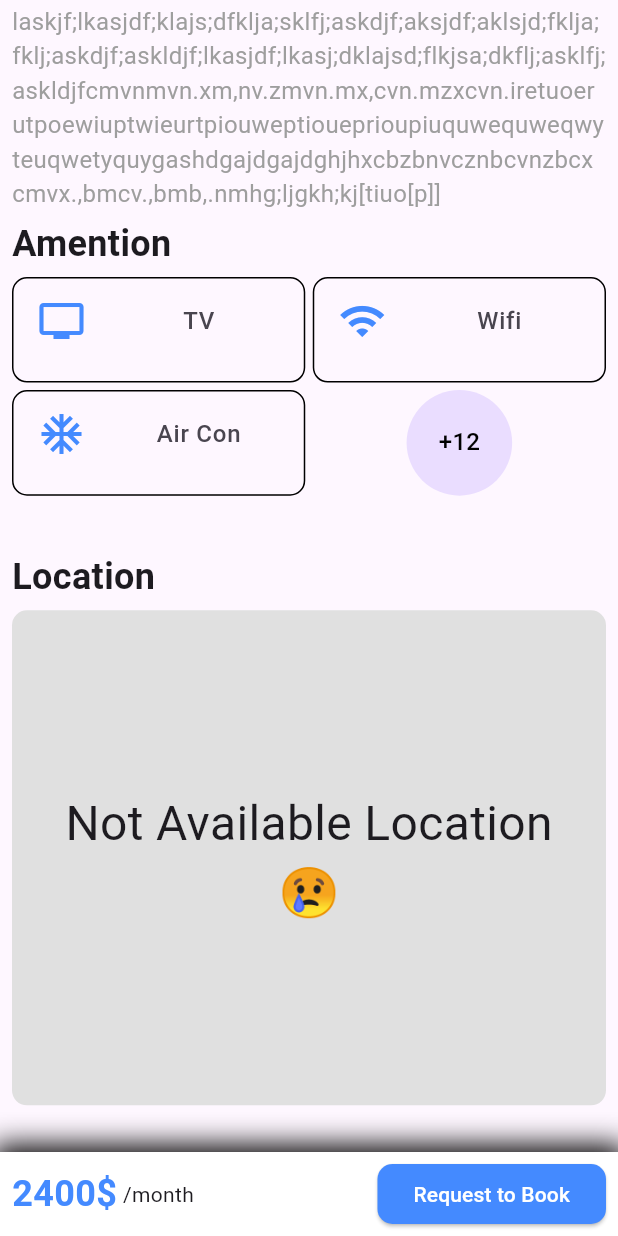
After one commit to AMAJ11/booking_mobile, a Flutter app: the AppartementDetailsView screen opened by its route, scrolled down 568 dp, after a tap on "Request to Book", on a phone screen of 412 x 824 dp. The commit adds this screen. Run offline on Flutter 3.47's test engine with Material 3 defaults, Android fonts, the phone set to English and light mode, and no system bars.

Commit message:
add appartement details view and organize struct folder

```diff
--- /dev/null
+++ b/lib/data/models/appartement_details_view/amention_card.dart
@@ -0,0 +1,40 @@
+import 'package:booking/helper/constant/theme.dart';
+import 'package:booking/helper/methods/rem.dart';
+import 'package:flutter/material.dart';
+
+class AmentionCard extends StatelessWidget {
+  final IconData icon;
+  final String title;
+  final double fontSize;
+  final double iconsSize;
+  const AmentionCard({
+    super.key,
+    required this.icon,
+    required this.title,
+    required this.fontSize,
+    required this.iconsSize,
+  });
+
+  @override
+  Widget build(BuildContext context) {
+    return Container(
+      decoration: BoxDecoration(
+        border: Border.all(color: primary),
+        borderRadius: BorderRadiusGeometry.circular(10),
+      ),
+      child: ListTile(
+        leading: Icon(icon, size: rem(iconsSize), color: fourthly),
+        trailing: LayoutBuilder(
+          builder: (context, constraints) {
+            return SizedBox(
+              width: constraints.maxWidth * 0.6,
+              child: Center(
+                child: Text(title, style: TextStyle(fontSize: rem(fontSize))),
+              ),
+            );
+          },
+        ),
+      ),
+    );
+  }
+}
--- /dev/null
+++ b/lib/data/models/appartement_details_view/amention_display.dart
@@ -0,0 +1,41 @@
+import 'package:booking/data/models/appartement_details_view/amention_card.dart';
+import 'package:booking/data/models/appartement_details_view/amention_display_dialog.dart';
+import 'package:booking/data/models/appartement_details_view/amention_model.dart';
+import 'package:booking/helper/constant/theme.dart';
+import 'package:flutter/material.dart';
+
+List<Widget> amentionDisplay(
+  BuildContext context,
+  List<AmentionModel> amention,
+) {
+  List<Widget> arr = [];
+
+  if (amention.length > 3) {
+    amention.sublist(0, 3).forEach((e) {
+      arr.add(
+        AmentionCard(icon: e.icon, title: e.title, fontSize: 1, iconsSize: 2),
+      );
+    });
+    arr.add(
+      GestureDetector(
+        onTap: () async {
+          await showDialog(
+            context: context,
+            builder: (context) => amentionDisplayDialog(amention),
+          );
+        },
+        child: CircleAvatar(
+          foregroundColor: primary,
+          child: Text("+${amention.length - 3}"),
+        ),
+      ),
+    );
+  } else {
+    for (var e in amention) {
+      arr.add(
+        AmentionCard(icon: e.icon, title: e.title, fontSize: 1, iconsSize: 2),
+      );
+    }
+  }
+  return arr;
+}
--- /dev/null
+++ b/lib/data/models/appartement_details_view/amention_display_dialog.dart
@@ -0,0 +1,31 @@
+import 'package:booking/data/models/appartement_details_view/amention_card.dart';
+import 'package:booking/data/models/appartement_details_view/amention_model.dart';
+import 'package:flutter/material.dart';
+
+Dialog amentionDisplayDialog(List<AmentionModel> amention) {
+  return Dialog(
+    shape: RoundedRectangleBorder(
+      borderRadius: BorderRadiusGeometry.circular(10),
+    ),
+    child: AspectRatio(
+      aspectRatio: 1,
+      child: Padding(
+        padding: const EdgeInsets.all( 10),
+        child: GridView.builder(
+          gridDelegate: SliverGridDelegateWithFixedCrossAxisCount(
+            crossAxisCount: 2,
+            childAspectRatio: 25 / 9,
+            mainAxisSpacing: 5,
+            crossAxisSpacing: 5,
+          ),
+          itemCount: amention.length,
+          itemBuilder: (BuildContext context, int index) => AmentionCard(
+            icon: amention[index].icon,
+            title: amention[index].title,
+            fontSize: 0.7, iconsSize: 2,
+          ),
+        ),
+      ),
+    ),
+  );
+}
--- /dev/null
+++ b/lib/data/models/appartement_details_view/amention_model.dart
@@ -0,0 +1,8 @@
+import 'package:flutter/widgets.dart';
+
+class AmentionModel {
+  final IconData icon;
+  final String title;
+
+  const AmentionModel({required this.icon, required this.title});
+}
--- a/lib/data/models/tenant_view/appartement_card.dart
+++ b/lib/data/models/tenant_view/appartement_card.dart
@@ -1,10 +1,8 @@
+import 'package:booking/helper/constant/routes.dart';
 import 'package:booking/helper/constant/theme.dart';
 import 'package:booking/helper/methods/rem.dart';
+import 'package:booking/helper/test/image_network.dart';
 import 'package:flutter/material.dart';
-
-var networkImage = NetworkImage(
-  "https://cdn.bookingexperts.nl/uploads/image/image/302582/cover_ResidenceTerschelling_accommodatie_55_slaapkamer_8.jpg",
-);
 
 class AppartementCard extends StatelessWidget {
   const AppartementCard({super.key});
@@ -23,17 +21,21 @@ class AppartementCard extends StatelessWidget {
             children: [
               Stack(
                 children: [
-                  Container(
+                  GestureDetector(
+                    onTap: () {
+                      Navigator.pushNamed(context, appartementDetailsView);
+                    },
+                    child: Container(
                       height: card.maxHeight * 0.6,
                       decoration: BoxDecoration(
                         image: DecorationImage(
                           fit: BoxFit.fill,
                           image: networkImage,
                         ),
-                      // color: Colors.red,
                         borderRadius: BorderRadius.only(
                           topLeft: Radius.circular(10),
                           topRight: Radius.circular(10),
+                        ),
                       ),
                     ),
                   ),
--- a/lib/data/models/tenant_view/city_card.dart
+++ b/lib/data/models/tenant_view/city_card.dart
@@ -1,10 +1,8 @@
 import 'package:booking/helper/constant/theme.dart';
 import 'package:booking/helper/methods/rem.dart';
+import 'package:booking/helper/test/image_network.dart';
 import 'package:flutter/material.dart';
 
-var networkImage = NetworkImage(
-  "https://cdn.bookingexperts.nl/uploads/image/image/302582/cover_ResidenceTerschelling_accommodatie_55_slaapkamer_8.jpg",
-);
 
 class CityCard extends StatelessWidget {
   const CityCard({super.key});
@@ -28,7 +26,7 @@ class CityCard extends StatelessWidget {
             Container(
               decoration: BoxDecoration(
                 borderRadius: BorderRadius.circular(10),
-                color: Colors.black.withAlpha(127),
+                color: primary.withAlpha(127),
               ),
             ),
             Center(
--- /dev/null
+++ b/lib/data/sections/appartement_details_view/section_amentions.dart
@@ -0,0 +1,37 @@
+import 'package:booking/data/models/appartement_details_view/amention_display.dart';
+import 'package:booking/helper/constant/amentions.dart';
+import 'package:booking/helper/methods/rem.dart';
+import 'package:flutter/material.dart';
+
+class SectionAmentions extends StatelessWidget {
+  const SectionAmentions({super.key});
+
+  @override
+  Widget build(BuildContext context) {
+    return Column(
+      crossAxisAlignment: CrossAxisAlignment.start,
+      children: [
+        Padding(
+          padding: const EdgeInsets.symmetric(vertical: 5),
+          child: Text(
+            "Amention",
+            style: TextStyle(fontSize: rem(1.5), fontWeight: FontWeight.bold),
+          ),
+        ),
+        AspectRatio(
+          aspectRatio: 20 / 9,
+          child: GridView(
+            physics: NeverScrollableScrollPhysics(),
+            gridDelegate: SliverGridDelegateWithFixedCrossAxisCount(
+              crossAxisCount: 2,
+              childAspectRatio: 25 / 9,
+              mainAxisSpacing: 5,
+              crossAxisSpacing: 5,
+            ),
+            children: amentionDisplay(context, amention),
+          ),
+        ),
+      ],
+    );
+  }
+}
--- /dev/null
+++ b/lib/data/sections/appartement_details_view/section_appartement_feature.dart
@@ -0,0 +1,41 @@
+import 'package:booking/helper/constant/theme.dart' ;
+import 'package:flutter/material.dart';
+
+class SectionAppartementFeature extends StatelessWidget {
+  const SectionAppartementFeature({super.key});
+
+  @override
+  Widget build(BuildContext context) {
+    return Column(
+      crossAxisAlignment: CrossAxisAlignment.start,
+      children: [
+        Row(
+          mainAxisAlignment: MainAxisAlignment.spaceEvenly,
+          children: [
+            Row(
+              spacing: 5,
+              children: [
+                Icon(Icons.bed, color: fourthly),
+                Text("3 Beds"),
+              ],
+            ),
+            Row(
+              spacing: 5,
+              children: [
+                Icon(Icons.bathtub_sharp, color: fourthly),
+                Text("2 baths"),
+              ],
+            ),
+            Row(
+              spacing: 5,
+              children: [
+                Icon(Icons.square_foot_sharp, color: fourthly),
+                Text("150 m\u00B2"),
+              ],
+            ),
+          ],
+        ),
+      ],
+    );
+  }
+}
--- /dev/null
+++ b/lib/data/sections/appartement_details_view/section_description.dart
@@ -0,0 +1,27 @@
+import 'package:booking/helper/constant/theme.dart';
+import 'package:booking/helper/methods/rem.dart';
+import 'package:flutter/material.dart';
+
+class SectionDescription extends StatelessWidget {
+  const SectionDescription({super.key});
+
+  @override
+  Widget build(BuildContext context) {
+    return Column(
+      crossAxisAlignment: CrossAxisAlignment.start,
+      children: [
+        Padding(
+          padding: const EdgeInsets.symmetric(vertical: 5),
+          child: Text(
+            "Description",
+            style: TextStyle(fontSize: rem(1.5), fontWeight: FontWeight.bold),
+          ),
+        ),
+        Text(
+          "laskjf;lkasjdf;klajs;dfklja;sklfj;askdjf;aksjdf;aklsjd;fklja;fklj;askdjf;askldjf;lkasjdf;lkasj;dklajsd;flkjsa;dkflj;asklfj;askldjfcmvnmvn.xm,nv.zmvn.mx,cvn.mzxcvn.iretuoerutpoewiuptwieurtpiouweptioueprioupiuquwequweqwyteuqwetyquygashdgajdgajdghjhxcbzbnvcznbcvnzbcxcmvx.,bmcv.,bmb,.nmhg;ljgkh;kj[tiuo[p]]",
+          style: TextStyle(color: secondary, fontSize: rem(1)),
+        ),
+      ],
+    );
+  }
+}
--- /dev/null
+++ b/lib/data/sections/appartement_details_view/section_header_and_appartement_images.dart
@@ -0,0 +1,46 @@
+import 'package:booking/helper/constant/theme.dart';
+import 'package:booking/helper/methods/back_to.dart';
+import 'package:booking/helper/test/image_network.dart';
+import 'package:flutter/material.dart';
+
+class SectionHeaderAndAppartementImages extends StatelessWidget {
+  const SectionHeaderAndAppartementImages({super.key});
+
+  @override
+  Widget build(BuildContext context) {
+    return Stack(
+      children: [
+        Container(
+          decoration: BoxDecoration(
+            image: DecorationImage(image: networkImage),
+          ),
+        ),
+        Positioned(
+          right: 0,
+          child: Padding(
+            padding: const EdgeInsets.all(8.0),
+            child: CircleAvatar(
+              backgroundColor: primary.withAlpha(127),
+              child: IconButton(
+                onPressed: () {},
+                icon: Icon(Icons.favorite, color: thirdly),
+              ),
+            ),
+          ),
+        ),
+        Padding(
+          padding: const EdgeInsets.all(8.0),
+          child: CircleAvatar(
+            backgroundColor: primary.withAlpha(127),
+            child: IconButton(
+              onPressed: () {
+                backTo(context);
+              },
+              icon: Icon(Icons.arrow_back, color: thirdly),
+            ),
+          ),
+        ),
+      ],
+    );
+  }
+}
--- /dev/null
+++ b/lib/data/sections/appartement_details_view/section_land_lord_profile.dart
@@ -0,0 +1,55 @@
+import 'package:booking/helper/constant/theme.dart';
+import 'package:booking/helper/methods/rem.dart';
+import 'package:booking/helper/test/image_network.dart';
+import 'package:flutter/material.dart';
+
+class SectionLandLordProfile extends StatelessWidget {
+  const SectionLandLordProfile({super.key});
+
+  @override
+  Widget build(BuildContext context) {
+    return Column(
+      crossAxisAlignment: CrossAxisAlignment.start,
+      children: [
+        Divider(),
+        Padding(
+          padding: const EdgeInsets.all(8.0),
+          child: Row(
+            mainAxisAlignment: MainAxisAlignment.spaceBetween,
+            children: [
+              Row(
+                spacing: 10,
+                children: [
+                  CircleAvatar(backgroundImage: networkImage, radius: 30),
+                  Column(
+                    crossAxisAlignment: CrossAxisAlignment.start,
+                    children: [
+                      Text("Owner", style: TextStyle(color: secondary)),
+                      Text(
+                        "Motaz Abo Assi",
+                        style: TextStyle(fontWeight: FontWeight.w500),
+                      ),
+                    ],
+                  ),
+                ],
+              ),
+              Row(
+                children: [
+                  Icon(Icons.star, color: Colors.amber),
+                  Text(
+                    "4.9",
+                    style: TextStyle(
+                      fontSize: rem(1),
+                      fontWeight: FontWeight.bold,
+                    ),
+                  ),
+                  Text(" (124)"),
+                ],
+              ),
+            ],
+          ),
+        ),
+      ],
+    );
+  }
+}
--- /dev/null
+++ b/lib/data/sections/appartement_details_view/section_location.dart
@@ -0,0 +1,43 @@
+import 'package:booking/helper/constant/theme.dart';
+import 'package:booking/helper/methods/rem.dart';
+import 'package:flutter/material.dart';
+
+class SectionLocation extends StatelessWidget {
+  const SectionLocation({super.key});
+
+  @override
+  Widget build(BuildContext context) {
+    return Column(
+      crossAxisAlignment: CrossAxisAlignment.start,
+      children: [
+        Padding(
+          padding: const EdgeInsets.symmetric(vertical: 5),
+          child: Text(
+            "Location",
+            style: TextStyle(fontSize: rem(1.5), fontWeight: FontWeight.bold),
+          ),
+        ),
+        AspectRatio(
+          aspectRatio: 6 / 5,
+          child: Container(
+            decoration: BoxDecoration(
+              color: secondary.shade300,
+              borderRadius: BorderRadius.circular(10),
+            ),
+            child: Column(
+              mainAxisAlignment: MainAxisAlignment.center,
+              crossAxisAlignment: CrossAxisAlignment.center,
+              children: [
+                Text(
+                  "Not Available Location",
+                  style: TextStyle(fontSize: rem(2)),
+                ),
+                Text("😢", style: TextStyle(fontSize: rem(2))),
+              ],
+            ),
+          ),
+        ),
+      ],
+    );
+  }
+}
--- /dev/null
+++ b/lib/data/sections/appartement_details_view/section_request_to_book_and_price.dart
@@ -0,0 +1,47 @@
+import 'package:booking/helper/constant/theme.dart';
+import 'package:booking/helper/methods/rem.dart';
+import 'package:flutter/material.dart';
+
+class SectionRequestToBookAndPrice extends StatelessWidget {
+  const SectionRequestToBookAndPrice({super.key});
+
+  @override
+  Widget build(BuildContext context) {
+    return Container(
+      padding: const EdgeInsets.symmetric(horizontal: 8, vertical: 4),
+      decoration: BoxDecoration(
+        color: thirdly,
+        boxShadow: [BoxShadow(blurRadius: 15, spreadRadius: 5)],
+      ),
+      child: Row(
+        mainAxisSize: MainAxisSize.max,
+        mainAxisAlignment: MainAxisAlignment.spaceBetween,
+        children: [
+          Row(
+            children: [
+              Text(
+                r"2400$",
+                style: TextStyle(
+                  fontSize: rem(1.5),
+                  fontWeight: FontWeight.bold,
+                  color: fourthly,
+                ),
+              ),
+              Text(" /month"),
+            ],
+          ),
+          ElevatedButton(
+            style: ElevatedButton.styleFrom(
+              shape: RoundedRectangleBorder(
+                borderRadius: BorderRadiusGeometry.circular(10),
+              ),
+              backgroundColor: fourthly,
+            ),
+            onPressed: () {},
+            child: Text("Request to Book", style: TextStyle(color: thirdly)),
+          ),
+        ],
+      ),
+    );
+  }
+}
--- /dev/null
+++ b/lib/data/sections/appartement_details_view/section_title_and_position.dart
@@ -0,0 +1,24 @@
+import 'package:booking/helper/constant/theme.dart';
+import 'package:booking/helper/methods/rem.dart';
+import 'package:flutter/material.dart';
+
+class SectionTitleAndPosition extends StatelessWidget {
+  const SectionTitleAndPosition({super.key});
+
+  @override
+  Widget build(BuildContext context) {
+    return Column(
+      crossAxisAlignment: CrossAxisAlignment.start,
+      children: [
+        Text(
+          "Modern 2-Bedroom Loft in Downtown",
+          style: TextStyle(fontSize: rem(2), fontWeight: FontWeight.w900),
+        ),
+        Padding(
+          padding: const EdgeInsets.symmetric(vertical: 8),
+          child: Text("New York, NK", style: TextStyle(color: secondary)),
+        ),
+      ],
+    );
+  }
+}
--- /dev/null
+++ b/lib/helper/constant/amentions.dart
@@ -0,0 +1,20 @@
+import 'package:booking/data/models/appartement_details_view/amention_model.dart';
+import 'package:flutter/material.dart';
+
+final List<AmentionModel> amention = [
+  AmentionModel(icon: Icons.tv, title: "TV"),
+  AmentionModel(icon: Icons.wifi, title: "Wifi"),
+  AmentionModel(icon: Icons.ac_unit, title: "Air Con"),
+  AmentionModel(icon: Icons.elevator, title: "Lift"),
+  AmentionModel(icon: Icons.local_fire_department, title: "Heating"),
+  AmentionModel(icon: Icons.local_laundry_service, title: "Washing Machine"),
+  AmentionModel(icon: Icons.dry, title: "Dryer"),
+  AmentionModel(icon: Icons.security, title: "Doorman"),
+  AmentionModel(icon: Icons.chair_alt, title: "Furnished"),
+  AmentionModel(icon: Icons.pool, title: "Pool"),
+  AmentionModel(icon: Icons.bathtub, title: "Private Bathroom"),
+  AmentionModel(icon: Icons.wb_sunny, title: "Natural Light"),
+  AmentionModel(icon: Icons.park, title: "Garden"),
+  AmentionModel(icon: Icons.balcony, title: "Balcony & Terrace"),
+  AmentionModel(icon: Icons.accessible, title: "Wheelchair Friendly"),
+];
--- a/lib/helper/constant/routes.dart
+++ b/lib/helper/constant/routes.dart
@@ -1 +1,2 @@
 const String tenantView = "TenantView";
+const String appartementDetailsView = "AppartementDetailsView";
--- /dev/null
+++ b/lib/helper/methods/back_to.dart
@@ -0,0 +1,5 @@
+import 'package:flutter/material.dart';
+
+void backTo(BuildContext context) {
+  Navigator.pop(context);
+}
--- a/lib/main.dart
+++ b/lib/main.dart
@@ -1,5 +1,6 @@
 import 'package:booking/helper/constant/routes.dart';
 import 'package:booking/helper/test/navigation_observe.dart';
+import 'package:booking/presentation/views/appartement_details_view.dart';
 import 'package:booking/presentation/views/tenant_view.dart';
 import 'package:flutter/material.dart';
 
@@ -23,7 +24,10 @@ class MyApp extends StatelessWidget {
       */
       debugShowCheckedModeBanner: false,
       navigatorObservers: [Observ()],
-      routes: {tenantView: (context) => TenantView()},
+      routes: {
+        tenantView: (context) => TenantView(),
+        appartementDetailsView: (context) => AppartementDetailsView(),
+      },
       initialRoute: tenantView,
     );
   }
--- /dev/null
+++ b/lib/presentation/views/appartement_details_view.dart
@@ -0,0 +1,61 @@
+import 'package:booking/data/sections/appartement_details_view/section_amentions.dart';
+import 'package:booking/data/sections/appartement_details_view/section_appartement_feature.dart';
+import 'package:booking/data/sections/appartement_details_view/section_description.dart';
+import 'package:booking/data/sections/appartement_details_view/section_header_and_appartement_images.dart';
+import 'package:booking/data/sections/appartement_details_view/section_land_lord_profile.dart';
+import 'package:booking/data/sections/appartement_details_view/section_location.dart';
+import 'package:booking/data/sections/appartement_details_view/section_request_to_book_and_price.dart';
+import 'package:booking/data/sections/appartement_details_view/section_title_and_position.dart';
+import 'package:booking/helper/methods/rem.dart';
+import 'package:flutter/material.dart';
+
+class AppartementDetailsView extends StatelessWidget {
+  const AppartementDetailsView({super.key});
+
+  @override
+  Widget build(BuildContext context) {
+    return Scaffold(
+      body: SafeArea(
+        child: Stack(
+          children: [
+            CustomScrollView(
+              slivers: [
+                SliverToBoxAdapter(
+                  child: AspectRatio(
+                    aspectRatio: 3 / 2,
+                    child: SectionHeaderAndAppartementImages(),
+                  ),
+                ),
+                SliverToBoxAdapter(
+                  child: Container(
+                    padding: EdgeInsets.only(
+                      top: 8,
+                      right: 8,
+                      left: 8,
+                      bottom: rem(5.5),
+                    ),
+                    child: Column(
+                      crossAxisAlignment: CrossAxisAlignment.start,
+                      children: [
+                        SectionTitleAndPosition(),
+                        SectionAppartementFeature(),
+                        SectionLandLordProfile(),
+                        SectionDescription(),
+                        SectionAmentions(),
+                        SectionLocation(),
+                      ],
+                    ),
+                  ),
+                ),
+              ],
+            ),
+            Align(
+              alignment: AlignmentGeometry.bottomCenter,
+              child: SectionRequestToBookAndPrice(),
+            ),
+          ],
+        ),
+      ),
+    );
+  }
+}
```
Also changed, not shown: 1 other file. Lines whose indentation alone changed are shown as unchanged.
